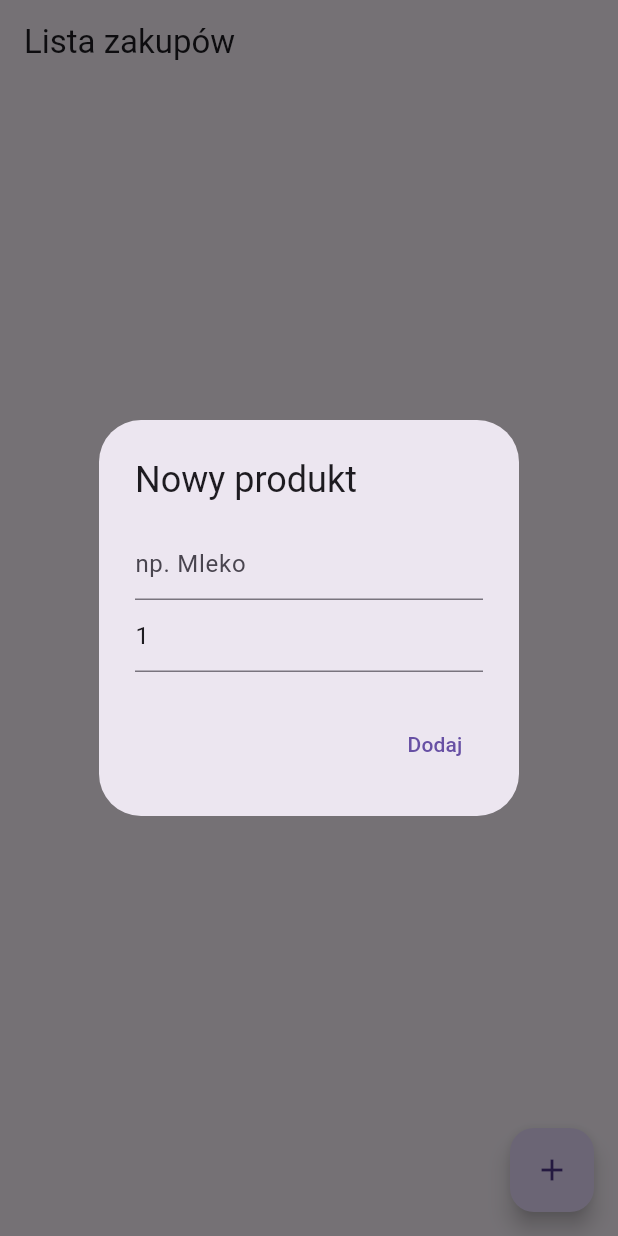
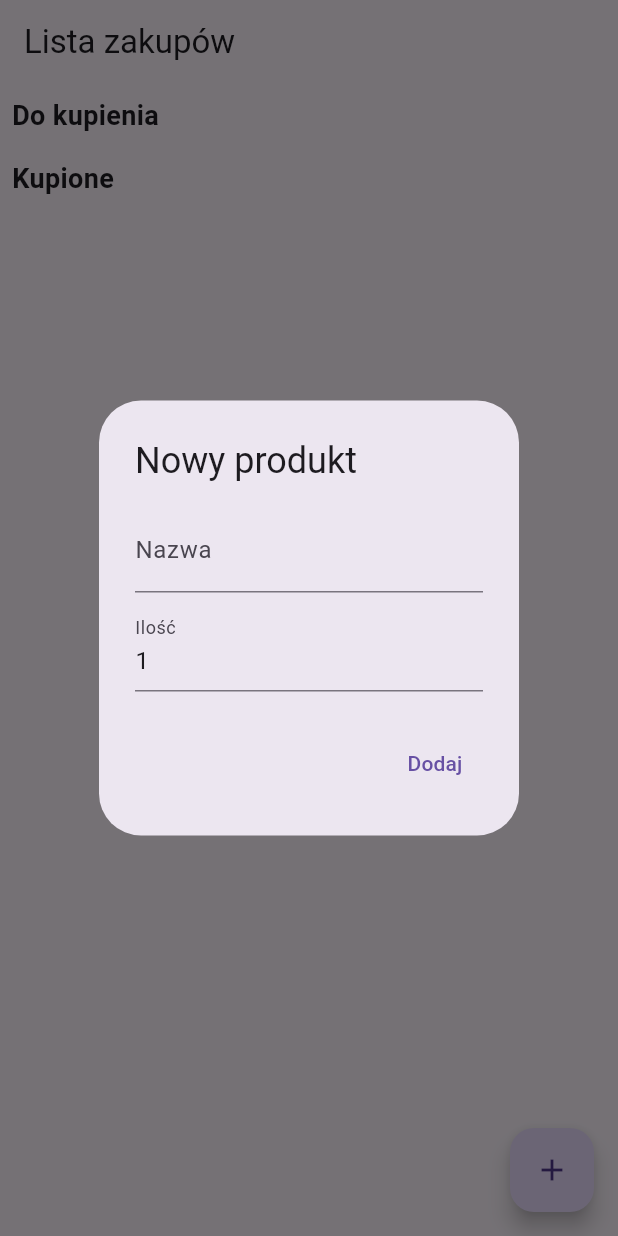
Before and after one commit to DawidKuzminski/PocketCart-App, a Flutter app: the screen it shows after launch, after a tap on the "add" icon, on a phone screen of 412 x 824 dp. Run offline on Flutter 3.47's test engine with Material 3 defaults, Android fonts, the phone set to English and light mode, and no system bars; our stand-ins replace equatable, flutter_bloc, shared_preferences.

```diff
--- a/lib/bloc/shopping_event.dart
+++ b/lib/bloc/shopping_event.dart
@@ -18,3 +18,10 @@ class RemoveItem extends ShoppingEvent {
   final String id;
   RemoveItem(this.id);
 }
+
+class EditItem extends ShoppingEvent {
+  final String id;
+  final String newName;
+  final int newQuantity;
+  EditItem(this.id, this.newName, this.newQuantity);
+}
--- a/lib/screens/home_screen.dart
+++ b/lib/screens/home_screen.dart
@@ -19,11 +19,29 @@ class HomeScreen extends StatelessWidget {
       appBar: AppBar(title: const Text("Lista zakupów")),
       body: BlocBuilder<ShoppingBloc, ShoppingState>(
         builder: (context, state) {
-          return ListView(
-            children: state.items
-              .map((item) => ShoppingItemTile(item: item))
-              .toList(),
-          );
+          final notBought = state.items.where((item) => !item.isBought).toList();
+          final bought = state.items.where((item) => item.isBought).toList();
+
+          final widgets = <Widget>[];
+          widgets.add(const Padding(
+            padding: EdgeInsets.all(8.0),
+            child: Text(
+              "Do kupienia",
+              style: TextStyle(fontSize: 18, fontWeight: FontWeight.bold),
+            ),
+          ));
+          widgets.addAll(notBought.map((item) => ShoppingItemTile(item: item)));
+
+          widgets.add(const Padding(
+          padding: EdgeInsets.all(8.0),
+          child: Text(
+            "Kupione",
+            style: TextStyle(fontSize: 18, fontWeight: FontWeight.bold),
+          ),
+        ));
+        widgets.addAll(bought.map((item) => ShoppingItemTile(item: item)));
+
+          return ListView(children: widgets);
         },
       ),
       floatingActionButton: FloatingActionButton (
@@ -46,11 +64,13 @@ class HomeScreen extends StatelessWidget {
           children: [
             TextField(
               controller: nameController,
-              decoration: const InputDecoration(hintText: "np. Mleko"),
+              decoration: const InputDecoration(labelText: "Nazwa", hintText: "np. Mleko"),
             ),
+            const SizedBox(height: 10),
             TextField(
               controller: quantityController,
-              decoration: const InputDecoration(hintText: "Ilość: np. 3"),
+              keyboardType: TextInputType.number,
+              decoration: const InputDecoration(labelText: "Ilość", hintText: "Ilość: np. 3"),
             ),
           ],
         ),
```
Also changed, not shown: lib/bloc/shopping_bloc.dart (+14 -0 lines), lib/widgets/shopping_item_tile.dart (+62 -4 lines).
